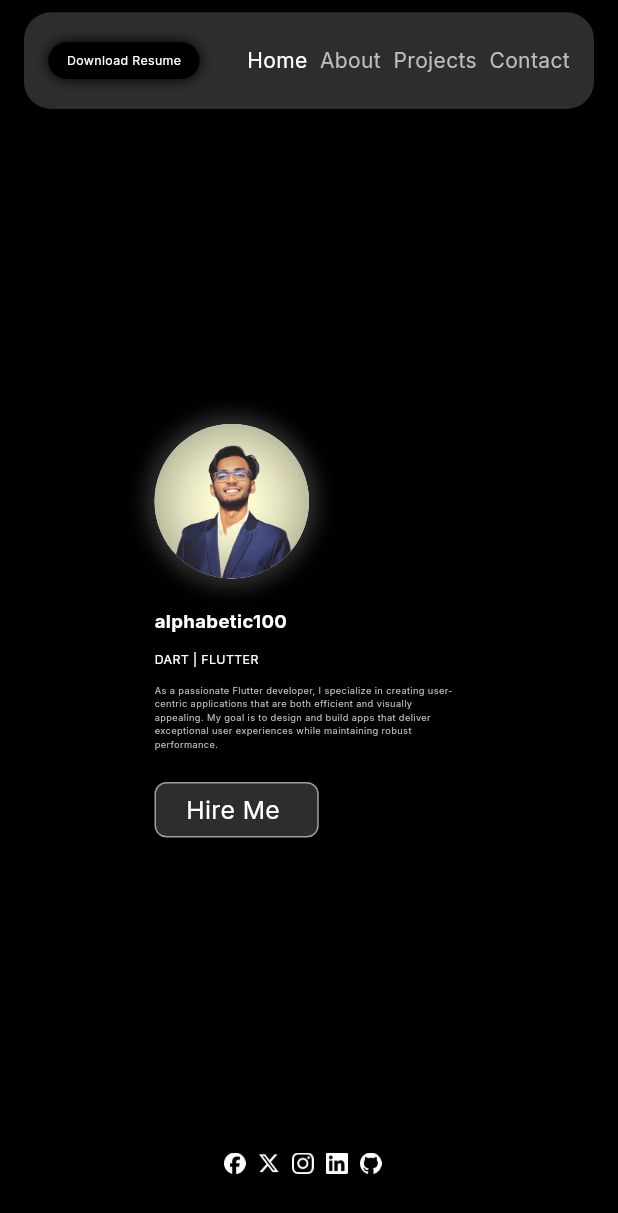
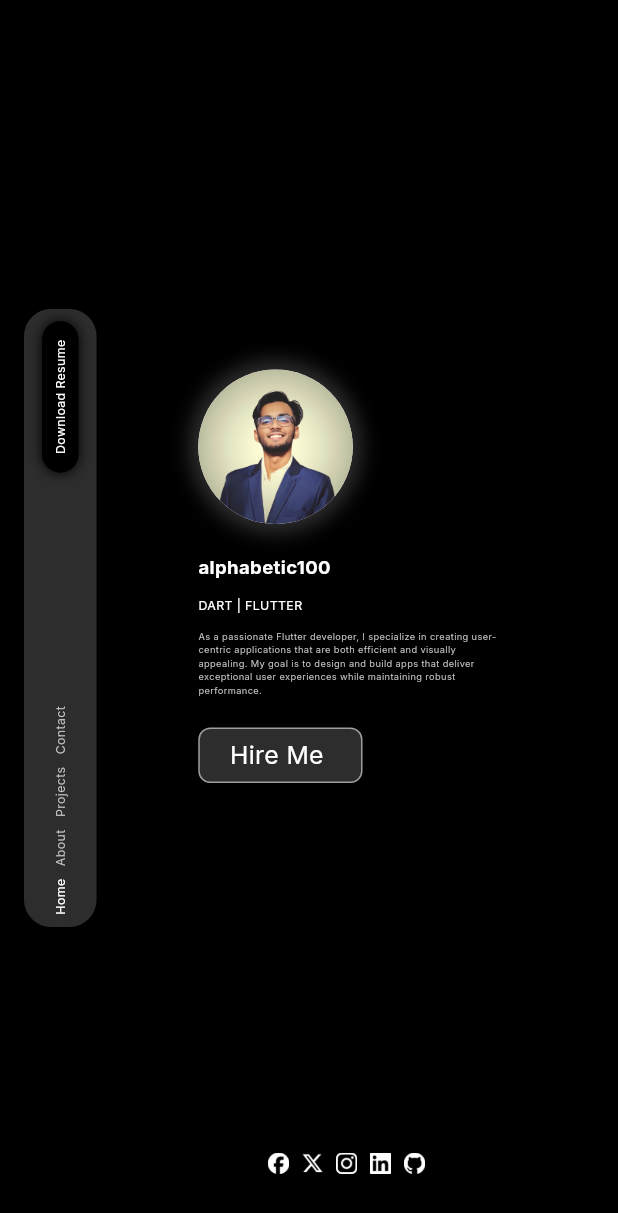
Before and after one commit to alphabetic100/my_portfolio, a Flutter app: the screen it shows after launch, on a phone screen of 412 x 824 dp. Shown: the top 1213 px of the screen. Run offline on Flutter 3.47's test engine with Material 3 defaults, Android fonts, the phone set to English and light mode, and no system bars; drawn by our look-alikes of animated_text_kit; our stand-ins replace flutter_svg, get, google_fonts.

Commit message:
refactor home page layout for better mobile responsiveness and adjust title bar padding

```diff
--- a/lib/src/app/feature/home/presentation/view/home_page.dart
+++ b/lib/src/app/feature/home/presentation/view/home_page.dart
@@ -19,7 +19,32 @@ class HomePage extends StatelessWidget {
         return Scaffold(
           body: Padding(
             padding: const EdgeInsets.symmetric(horizontal: 16),
-            child: Column(
+            child: ScreenSizer.isMobile
+                ? Row(
+                    children: [
+                      VerticalSpace(height: ScreenSizer.paddingSmall),
+                      // HomeTitleBar(),
+                      RotatedBox(
+                        quarterTurns: 1,
+                        child: HomeTitleBar(),
+                      ),
+                      ScreenSizer.isMobile
+                          ? const HorizontalSpace(width: 10)
+                          : const SizedBox.shrink(),
+                      Expanded(
+                          child: PageView(
+                        controller: homeScreenController.pageController,
+                        physics: const NeverScrollableScrollPhysics(),
+                        children: [
+                          HomeBody(),
+                          const AboutMePage(),
+                          const AboutMePage(),
+                          const ContactMePage(),
+                        ],
+                      ))
+                    ],
+                  )
+                : Column(
                     children: [
                       VerticalSpace(height: ScreenSizer.paddingSmall),
                       HomeTitleBar(),
--- a/lib/src/app/feature/home/presentation/widget/home_title_bar.dart
+++ b/lib/src/app/feature/home/presentation/widget/home_title_bar.dart
@@ -15,7 +15,9 @@ class HomeTitleBar extends StatelessWidget {
   Widget build(BuildContext context) {
     return Container(
       width: ScreenSizer.screenWidth,
-      padding: const EdgeInsets.all(12),
+      padding: ScreenSizer.isMobile
+          ? const EdgeInsets.all(4)
+          : const EdgeInsets.all(12),
       decoration: BoxDecoration(
           borderRadius: BorderRadius.circular(18),
           color: AppColors.backGroundColor),
@@ -24,9 +26,17 @@ class HomeTitleBar extends StatelessWidget {
             horizontal: ScreenSizer.blockSizeHorizontal, vertical: 8),
         child: Row(
           children: [
-            const DownloadResumeButton(),
+            ScreenSizer.isMobile
+                ? const RotatedBox(
+                    quarterTurns: 2,
+                    child: DownloadResumeButton(),
+                  )
+                : const DownloadResumeButton(),
+            // const DownloadResumeButton(),
             const Spacer(),
-            Obx(
+            RotatedBox(
+              quarterTurns: 2,
+              child: Obx(
                 () => Row(
                   children: [
                     CustomMenuButton(
@@ -72,6 +82,7 @@ class HomeTitleBar extends StatelessWidget {
                     ),
                   ],
                 ),
+              ),
             )
           ],
         ),
--- a/lib/src/core/common/widgets/custom_menu_button.dart
+++ b/lib/src/core/common/widgets/custom_menu_button.dart
@@ -1,8 +1,14 @@
 import 'package:flutter/material.dart';
+import 'package:my_portfolio/src/core/utils/app_sizer/screen_sizer.dart';
 import 'package:my_portfolio/src/core/utils/colors/app_colors.dart';
 
 class CustomMenuButton extends StatelessWidget {
-  const CustomMenuButton({super.key, required this.title, this.onTap,this.isSelected=false,});
+  const CustomMenuButton({
+    super.key,
+    required this.title,
+    this.onTap,
+    this.isSelected = false,
+  });
   final String title;
   final Function()? onTap;
   final bool isSelected;
@@ -13,8 +19,8 @@ class CustomMenuButton extends StatelessWidget {
       child: Text(
         title,
         style: TextStyle(
-          color:isSelected? AppColors.textPirmary: AppColors.textSecondary,
-        ),
+            color: isSelected ? AppColors.textPirmary : AppColors.textSecondary,
+            fontSize: ScreenSizer.isMobile ? ScreenSizer.width(4) : null),
       ),
     );
   }
```
Lines whose indentation alone changed are shown as unchanged.
